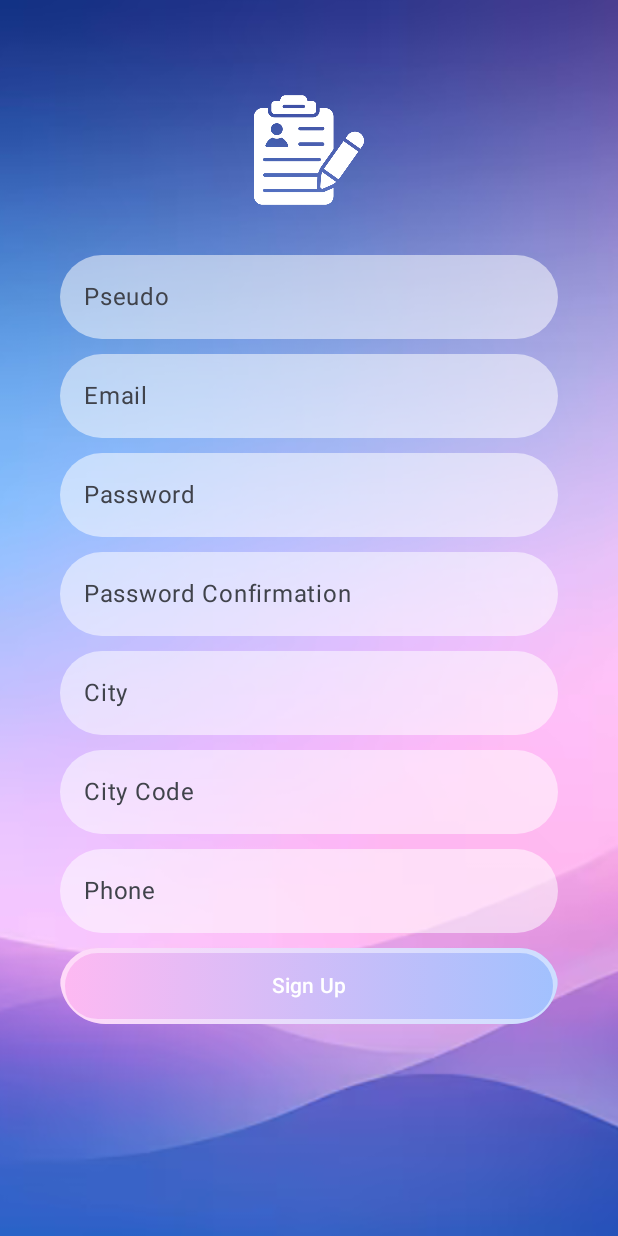
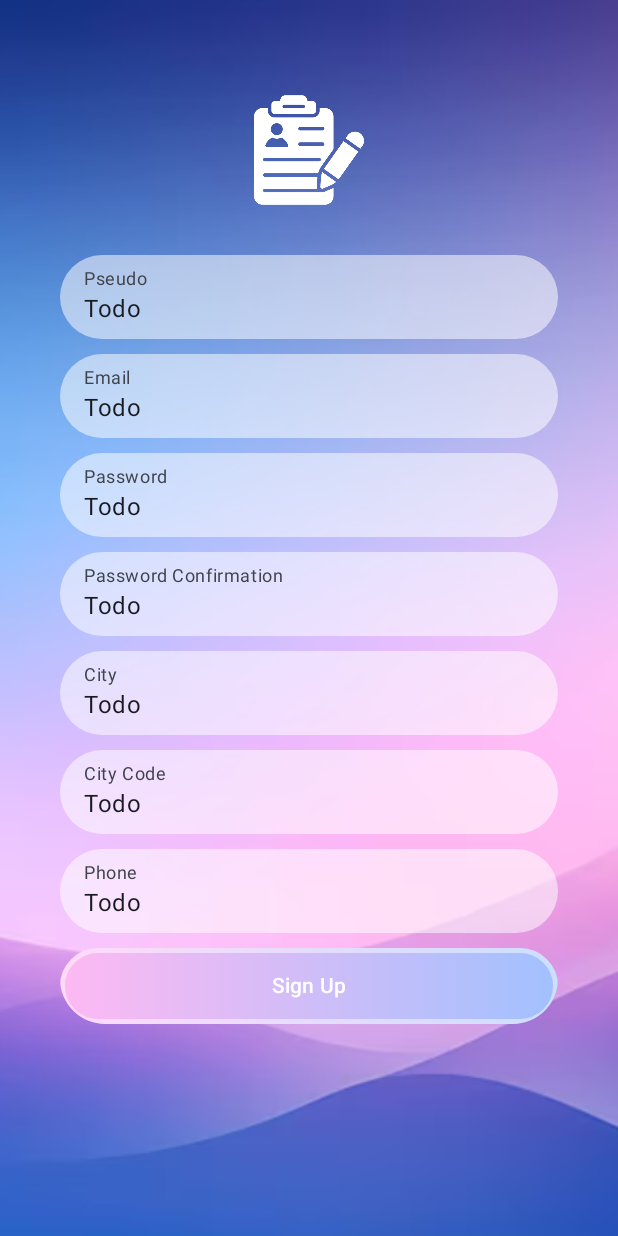
Before and after one commit to Chocolaterie/Android_RCDA_012F, an Android app built with Jetpack Compose: the @Preview function RegisterComposeActivityPreview, on a phone screen of 412 x 824 dp. Run offline under Robolectric (Android 15) with nearby library versions, the phone set to English and light mode, and no system bars.

Commit message:
Corretion tp 6

```diff
--- /dev/null
+++ b/app/src/main/java/com/example/android_tp/auth/LoginRequest.kt
@@ -0,0 +1,5 @@
+package com.example.android_tp.auth
+
+data class LoginRequest(var email: String = "", var password : String = "") {
+
+}
--- a/app/src/main/java/com/example/android_tp/compose/auth/RegisterComposeActivity.kt
+++ b/app/src/main/java/com/example/android_tp/compose/auth/RegisterComposeActivity.kt
@@ -41,14 +41,14 @@ fun RegisterContentPage() {
             modifier = Modifier.size(80.dp)
         )
         Spacer(modifier = Modifier.padding(top = 20.dp))
-        ENITextField(labelText = "Pseudo")
-        ENITextField(labelText = "Email")
-        ENITextField(labelText = "Password")
-        ENITextField(labelText = "Password Confirmation")
-        ENITextField(labelText = "City")
-        ENITextField(labelText = "City Code")
-        ENITextField(labelText = "Phone")
-        GradientButton(labelText = "Sign Up", modifier = Modifier.padding(top = 10.dp))
+        ENITextField(labelText = "Pseudo", value = "Todo", onValueChange = {})
+        ENITextField(labelText = "Email", value = "Todo", onValueChange = {})
+        ENITextField(labelText = "Password", value = "Todo", onValueChange = {})
+        ENITextField(labelText = "Password Confirmation", value = "Todo", onValueChange = {})
+        ENITextField(labelText = "City", value = "Todo", onValueChange = {})
+        ENITextField(labelText = "City Code", value = "Todo", onValueChange = {})
+        ENITextField(labelText = "Phone", value = "Todo", onValueChange = {})
+        GradientButton(labelText = "Sign Up", modifier = Modifier.padding(top = 10.dp), onClick = {})
     }
 }
 
--- a/app/src/main/java/com/example/android_tp/compose/auth/ResetPasswordComposeActivity.kt
+++ b/app/src/main/java/com/example/android_tp/compose/auth/ResetPasswordComposeActivity.kt
@@ -46,8 +46,8 @@ fun ResetPasswordContentPage() {
             modifier = Modifier.size(80.dp)
         )
         Spacer(modifier = Modifier.padding(vertical = 80.dp))
-        ENITextField(labelText = "Email")
-        GradientButton(labelText = "Send Link", modifier = Modifier.padding(top= 10.dp))
+        ENITextField(labelText = "Email", value = "Todo", onValueChange = {})
+        GradientButton(labelText = "Send Link", modifier = Modifier.padding(top= 10.dp), onClick = {})
     }
 }
 
--- a/app/src/main/java/com/example/android_tp/ui/theme/Theme.kt
+++ b/app/src/main/java/com/example/android_tp/ui/theme/Theme.kt
@@ -78,13 +78,14 @@ fun GradientOutlinedButton() {
 }
 
 @Composable
-fun ENITextField(labelText: String) {
+fun ENITextField(labelText: String, value: String,
+                 onValueChange: (String) -> Unit) {
     TextField(
-        value = "",
+        value = value,
         modifier = Modifier
             .fillMaxWidth()
             .padding(top = 10.dp),
-        onValueChange = { },
+        onValueChange = onValueChange,
         label = { Text(text = labelText) },
         colors = TextFieldDefaults.colors(
             unfocusedContainerColor = Color(0x88FFFFFF),
@@ -97,15 +98,16 @@ fun ENITextField(labelText: String) {
 }
 
 @Composable
-fun GradientButton(modifier: Modifier, labelText: String) {
+fun GradientButton(onClick: () -> Unit, modifier: Modifier, labelText: String) {
     Button(
+        onClick = onClick,
         border = BorderStroke(3.dp, Color(0x77FFFFFF)),
         contentPadding = PaddingValues(),
         colors = ButtonDefaults.buttonColors(containerColor = Color.Transparent),
         modifier = Modifier
             .fillMaxWidth()
             .clip(RoundedCornerShape(40.dp))
-            .background(Color.Transparent).then(modifier), onClick = {}) {
+            .background(Color.Transparent).then(modifier)) {
         Box (modifier = Modifier.background(primaryGradientBrush).fillMaxWidth().padding(vertical = 15.dp),
             contentAlignment = Alignment.Center){
             Text(text = labelText)
```
Also changed, not shown: app/src/main/AndroidManifest.xml (+6 -6 lines), app/src/main/java/com/example/android_tp/auth/LoginComposeViewModel.kt (added, +13 -0 lines), app/src/main/java/com/example/android_tp/compose/auth/LoginComposeActivity.kt (+35 -29 lines).
